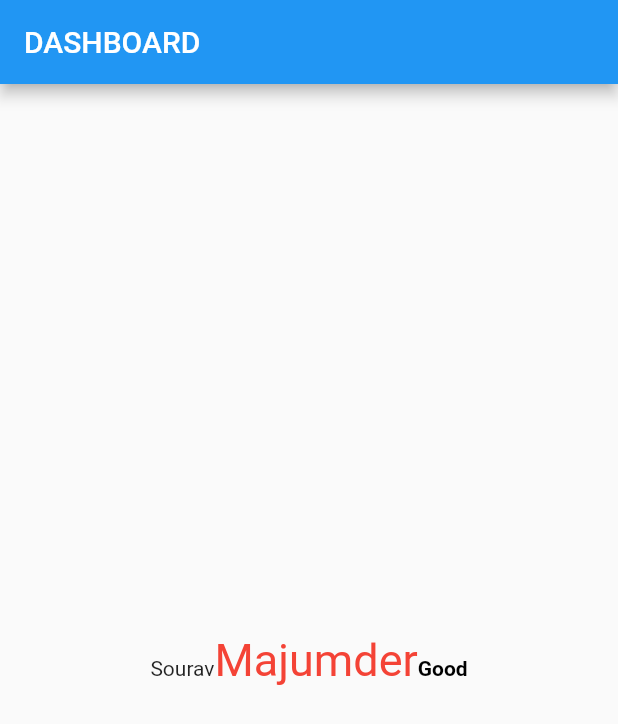
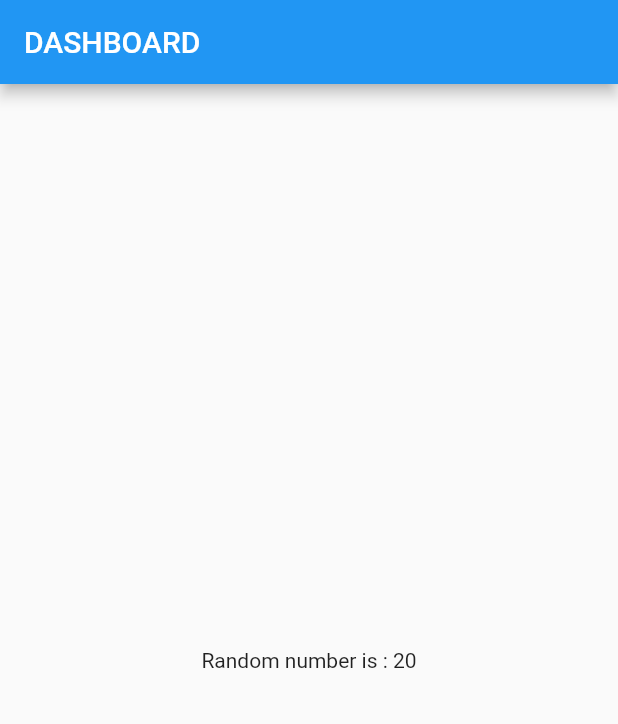
Before and after one commit to Majumder99/intro-to-flutter, a Flutter app: the screen it shows after launch, on a phone screen of 412 x 824 dp. Shown: the top 724 px of the screen. Run offline on Flutter 3.47's test engine with Material 2 defaults, Android fonts, the phone set to English and light mode, and no system bars.

```diff
--- /dev/null
+++ b/lib/screens/Dashboard.dart
@@ -0,0 +1,26 @@
+// ignore_for_file: file_names
+// ignore_for_file: prefer_const_constructors, prefer_const_literals_to_create_immutables
+
+import "dart:math";
+
+import "package:flutter/material.dart";
+
+class Dashboard extends StatelessWidget {
+  const Dashboard({super.key});
+
+  @override
+  Widget build(BuildContext context) {
+    return Scaffold(
+      appBar: AppBar(
+        title: Text("Dashboard".toUpperCase()),
+        backgroundColor: Colors.blue,
+      ),
+      body: Center(child: Text("Random number is : ${giveRandomNumber()}")),
+    );
+  }
+}
+
+int giveRandomNumber() {
+  // Random random = Random();
+  return Random().nextInt(100);
+}
```
Also changed, not shown: lib/main.dart (+12 -28 lines).
